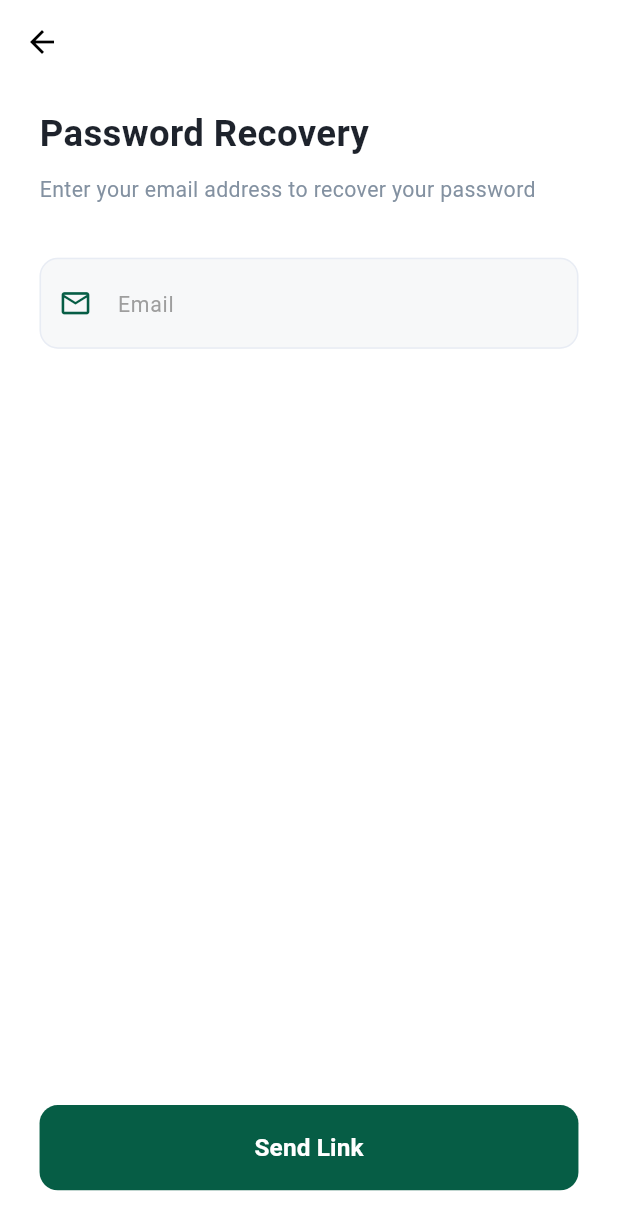
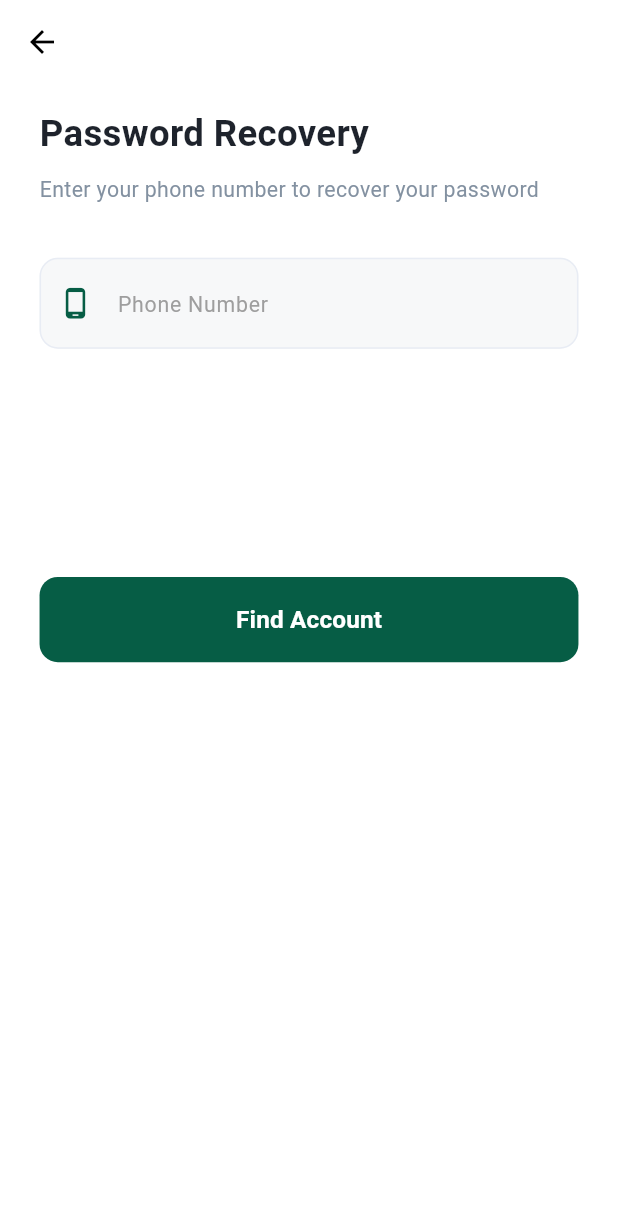
Before and after one commit to karonboshra-cloud/TransitWay, a Flutter app: the PasswordRecoveryScreen screen opened by its route, on a phone screen of 412 x 824 dp. Shown: the top 1230 px of the screen. Run offline on Flutter 3.47's test engine with Material 3 defaults, Android fonts, the phone set to English and light mode, and no system bars; our stand-ins replace flutter_bloc, flutter_screenutil, google_fonts, google_sign_in.

Commit message:
update forget password logic

```diff
--- a/lib/feature/forget_password/presentation/screens/recovery_screen.dart
+++ b/lib/feature/forget_password/presentation/screens/recovery_screen.dart
@@ -1,7 +1,7 @@
 import 'package:flutter/material.dart';
 import 'package:flutter_screenutil/flutter_screenutil.dart';
 import '../../data/forget_password_web_services.dart';
-import 'otp_screen.dart';
+import 'confirm_email_screen.dart';
 
 class PasswordRecoveryScreen extends StatefulWidget {
   const PasswordRecoveryScreen({super.key});
@@ -11,7 +11,7 @@ class PasswordRecoveryScreen extends StatefulWidget {
 }
 
 class _PasswordRecoveryScreenState extends State<PasswordRecoveryScreen> {
-  final _emailController = TextEditingController();
+  final _phoneController = TextEditingController();
   final _formKey = GlobalKey<FormState>();
   bool _isLoading = false;
 
@@ -25,11 +25,6 @@ class _PasswordRecoveryScreenState extends State<PasswordRecoveryScreen> {
         ),
         backgroundColor: Colors.redAccent,
         behavior: SnackBarBehavior.floating,
-        margin: EdgeInsets.only(
-          bottom: MediaQuery.of(context).size.height - 150.h,
-          left: 20.w,
-          right: 20.w,
-        ),
         shape: RoundedRectangleBorder(borderRadius: BorderRadius.circular(12.r)),
         duration: const Duration(seconds: 3),
       ),
@@ -38,7 +33,7 @@ class _PasswordRecoveryScreenState extends State<PasswordRecoveryScreen> {
 
   @override
   void dispose() {
-    _emailController.dispose();
+    _phoneController.dispose();
     super.dispose();
   }
 
@@ -54,7 +49,7 @@ class _PasswordRecoveryScreenState extends State<PasswordRecoveryScreen> {
           onPressed: () => Navigator.pop(context),
         ),
       ),
-      body: Padding(
+      body: SingleChildScrollView(
         padding: EdgeInsets.symmetric(horizontal: 24.w),
         child: Form(
           key: _formKey,
@@ -68,18 +63,18 @@ class _PasswordRecoveryScreenState extends State<PasswordRecoveryScreen> {
               ),
               SizedBox(height: 10.h),
               Text(
-                "Enter your email address to recover your password",
+                "Enter your phone number to recover your password",
                 style: TextStyle(fontSize: 14.sp, color: const Color(0xFF8391A1)),
               ),
               SizedBox(height: 35.h),
 
               TextFormField(
-                controller: _emailController,
-                keyboardType: TextInputType.emailAddress,
+                controller: _phoneController,
+                keyboardType: TextInputType.phone,
                 decoration: InputDecoration(
                   contentPadding: EdgeInsets.symmetric(vertical: 18.h, horizontal: 16.w),
-                  prefixIcon: Icon(Icons.email_outlined, color: const Color(0xFF065D45), size: 22.sp),
-                  hintText: "Email",
+                  prefixIcon: Icon(Icons.phone_android_outlined, color: const Color(0xFF065D45), size: 22.sp),
+                  hintText: "Phone Number",
                   hintStyle: TextStyle(color: Colors.grey, fontSize: 14.sp),
                   filled: true,
                   fillColor: const Color(0xFFF7F8F9),
@@ -102,16 +97,16 @@ class _PasswordRecoveryScreenState extends State<PasswordRecoveryScreen> {
                 ),
                 validator: (value) {
                   if (value == null || value.isEmpty) {
-                    return "Please enter your email";
+                    return "Please enter your phone number";
                   }
-                  if (!RegExp(r'^[\w-.]+@([\w-]+\.)+[\w-]{2,4}$').hasMatch(value)) {
-                    return "Please enter a valid email address";
+                  if (value.length < 11) {
+                    return "Please enter a valid phone number";
                   }
                   return null;
                 },
               ),
 
-              const Spacer(),
+              SizedBox(height: 150.h),
 
               SizedBox(
                 width: double.infinity,
@@ -126,21 +121,20 @@ class _PasswordRecoveryScreenState extends State<PasswordRecoveryScreen> {
                     if (_formKey.currentState!.validate()) {
                       setState(() => _isLoading = true);
 
-                      bool ok = await ForgetPasswordWebServices().requestReset(_emailController.text);
+                      await Future.delayed(const Duration(seconds: 1));
+                      String? fakeEmail = "youssefmahmoud772@gmail.com";
+
 
                       setState(() => _isLoading = false);
 
-                      if (ok) {
+                      if (fakeEmail != null) {
                         if (!mounted) return;
                         Navigator.push(
                           context,
                           MaterialPageRoute(
-                            builder: (_) => OtpScreen(email: _emailController.text),
+                            builder: (_) => ConfirmEmailScreen(fullEmail: fakeEmail),
                           ),
                         );
-                      } else {
-                        if (!mounted) return;
-                        _showErrorMessage("This email is not registered in our records.");
                       }
                     }
                   },
@@ -151,7 +145,7 @@ class _PasswordRecoveryScreenState extends State<PasswordRecoveryScreen> {
                     child: const CircularProgressIndicator(color: Colors.white, strokeWidth: 2),
                   )
                       : Text(
-                    "Send Link",
+                    "Find Account",
                     style: TextStyle(color: Colors.white, fontSize: 16.sp, fontWeight: FontWeight.bold),
                   ),
                 ),
--- a/lib/feature/home/data/models/bus_model.dart
+++ b/lib/feature/home/data/models/bus_model.dart
@@ -11,7 +11,6 @@ class BusModel {
     required this.status,
   });
 
-  // بكرة لما يجهز الـ API هنستخدم الفنكشن دي لتحويل JSON لـ Object
   factory BusModel.fromJson(Map<String, dynamic> json) {
     return BusModel(
       busNumber: json['bus_number'],
```
Also changed, not shown: lib/feature/forget_password/data/forget_password_web_services.dart (+36 -6 lines), lib/feature/forget_password/presentation/screens/confirm_email_screen.dart (added, +120 -0 lines).
